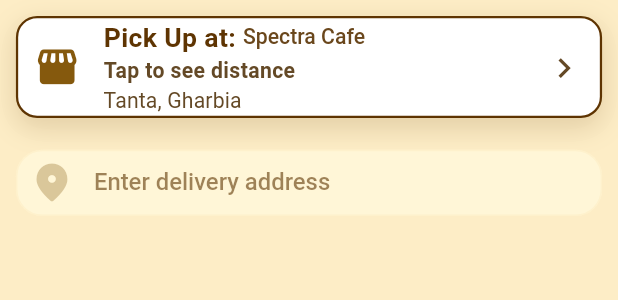
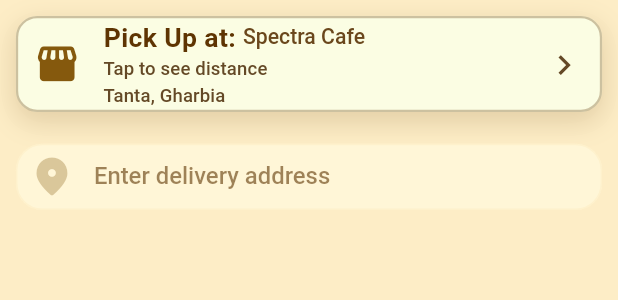
Before and after one commit to AlaaAlprol2003/Cafe-Pre-Order-App, a Flutter app: the CustomAddressWidget widget shown alone on an empty page, opened directly, on a phone screen of 412 x 824 dp. Shown: the top 300 px of the screen. Run offline on Flutter 3.47's test engine with Material 3 defaults, Android fonts, the phone set to English and light mode, and no system bars; our stand-ins replace animate_do, animated_text_kit, animated_toggle_switch, carousel_slider, cloud_firestore, firebase_auth and 17 more; missing offline and left inert: dart_either; accounts and stored records are empty; network calls fail; project files that could hold a hidden picture were left out.

Commit message:
- optimize ui

```diff
--- a/lib/features/payment/presentation/credit_card_screen.dart
+++ b/lib/features/payment/presentation/credit_card_screen.dart
@@ -85,7 +85,7 @@
                         padding: EdgeInsets.symmetric(horizontal: 20.w),
                         child: ElevatedButton(
                           style: ElevatedButton.styleFrom(
-                            backgroundColor: ColorsManager.darkBrown,
+                            backgroundColor: const Color.fromARGB(255, 71, 40, 1),
                             minimumSize: Size(double.infinity, 55.h),
                             shape: RoundedRectangleBorder(
                                 borderRadius: BorderRadius.circular(12.r)),
--- a/lib/features/payment/presentation/widgets/custom_address_widget.dart
+++ b/lib/features/payment/presentation/widgets/custom_address_widget.dart
@@ -30,10 +30,11 @@
             ),
             decoration: BoxDecoration(
               color: cubit.currentIndex == 1
-                  ? ColorsManager.white
+                  ? ColorsManager.eggshell
                   : ColorsManager.creamyWhite,
               border: cubit.currentIndex == 1
-                  ? Border.all(color: ColorsManager.darkChocolate, width: 1.5)
+                  ? Border.all(
+                      color: const Color.fromARGB(76, 94, 53, 2), width: 1.5)
                   : null,
               borderRadius:
                   BorderRadius.circular(cubit.currentIndex == 1 ? 16.r : 0.r),
@@ -93,24 +94,29 @@
                     BlocBuilder<PaymentCubit, PaymentState>(
                       builder: (context, state) {
                         if (state is LocationLoadingState)
-                          return Text("Calculating distance...");
+                          return Text("Calculating distance...",style: TextStyle(fontSize: 16.sp,fontWeight: FontWeight.w500),);
                         return Text(
                           cubit.distanceInKm != null
                               ? "${cubit.distanceInKm!.toStringAsFixed(1)} KM away from you"
                               : "Tap to see distance",
-                          style: TextStyle(
-                              fontSize: 16.sp,
-                              color: cubit.currentIndex == 1
-                                  ? ColorsManager.umber
-                                  : ColorsManager.darkChocolate
-                                      .withValues(alpha: .35)),
+                          style: Theme.of(context)
+                              .textTheme
+                              .titleSmall!
+                              .copyWith(
+                                  fontSize: 14.sp,
+                                  fontWeight: FontWeight.w500,
+                                  color: cubit.currentIndex == 1
+                                      ? ColorsManager.umber
+                                      : ColorsManager.darkChocolate
+                                          .withValues(alpha: .35)),
                         );
                       },
                     ),
                     Text(
                       "Tanta, Gharbia",
                       style: Theme.of(context).textTheme.titleSmall!.copyWith(
-                          fontSize: 16.sp,
+                          fontSize: 14.sp,
+                          fontWeight: FontWeight.w500,
                           color: cubit.currentIndex == 1
                               ? ColorsManager.umber
                               : ColorsManager.darkChocolate
@@ -154,7 +160,8 @@
                   ),
                   border: OutlineInputBorder(
                     borderRadius: BorderRadius.circular(20.r),
-                    borderSide: BorderSide(color: ColorsManager.darkChocolate),
+                    borderSide:
+                        BorderSide(color: const Color.fromARGB(76, 94, 53, 2)),
                   ),
                   enabledBorder: OutlineInputBorder(
                     borderRadius: BorderRadius.circular(20.r),
--- a/lib/features/payment/presentation/widgets/custom_animated_toggle.dart
+++ b/lib/features/payment/presentation/widgets/custom_animated_toggle.dart
@@ -60,7 +60,7 @@
                   color: cubit.currentIndex == 0
                       ? ColorsManager.darkChocolate
                       : ColorsManager.umber,
-                  fontSize: 16.sp,
+                  fontSize: 14.sp,
                   fontWeight: cubit.currentIndex == 0
                       ? FontWeight.bold
                       : FontWeight.w500),
@@ -85,7 +85,7 @@
                   color: cubit.currentIndex == 1
                       ? ColorsManager.darkChocolate
                       : ColorsManager.umber,
-                  fontSize: 16.sp,
+                  fontSize: 14.sp,
                   fontWeight: cubit.currentIndex == 1
                       ? FontWeight.bold
                       : FontWeight.w500),
--- a/lib/features/payment/presentation/widgets/custom_cost_widget.dart
+++ b/lib/features/payment/presentation/widgets/custom_cost_widget.dart
@@ -2,20 +2,22 @@
 import 'package:flutter/material.dart';
 
 class CustomCostWidget extends StatelessWidget {
-  const CustomCostWidget({super.key, required this.label, required this.cost,this.color = ColorsManager.darkOrange,this.fontWeight = FontWeight.w500,this.fontSize = 17,  this.fontSizeNumber = 16});
+  const CustomCostWidget({super.key, required this.label, required this.cost,this.color = ColorsManager.darkOrange,this.fontWeight = FontWeight.w500,this.fontSize = 17,  this.fontSizeNumber = 14, this.fontWeightNumber = FontWeight.bold,  this.colorNumber = const Color.fromARGB(255, 95, 64, 10)});
   final String label;
   final String cost;
   final Color color;
   final FontWeight fontWeight;
   final double fontSize;
    final double fontSizeNumber;
+   final FontWeight fontWeightNumber;
+   final Color colorNumber;
   @override
   Widget build(BuildContext context) {
     return Row(
       children: [
         Text(label,style: Theme.of(context).textTheme.labelMedium!.copyWith(color: color,fontWeight: fontWeight,fontSize: fontSize),),
         Spacer(),
-        Text(cost,style: Theme.of(context).textTheme.labelMedium!.copyWith(color: ColorsManager.darkBrown,fontSize: fontSizeNumber),),
+        Text(cost,style: Theme.of(context).textTheme.labelMedium!.copyWith(color:colorNumber,fontSize: fontSizeNumber,fontWeight: fontWeightNumber),),
 
       ],
     );
--- a/lib/features/payment/presentation/widgets/custom_payment_method.dart
+++ b/lib/features/payment/presentation/widgets/custom_payment_method.dart
@@ -17,11 +17,11 @@
       padding: REdgeInsets.only(left: 12),
       decoration: BoxDecoration(
         color: isSelected
-            ? ColorsManager.white
+            ? ColorsManager.eggshell
             : ColorsManager.creamyWhite.withValues(alpha: .5),
         border: BoxBorder.all(
             color: isSelected
-                ? ColorsManager.darkChocolate
+                ? const Color.fromARGB(76, 94, 53, 2)
                 : ColorsManager.darkChocolate.withValues(alpha: .5),
             width: isSelected ? 1.5 : .5),
         borderRadius: BorderRadius.circular(16.r),
@@ -50,7 +50,7 @@
             style: Theme.of(context)
                 .textTheme
                 .bodyMedium!
-                .copyWith(fontSize: 18.sp),
+                .copyWith(fontSize: 18.sp,),
           ),
           Spacer(),
           Checkbox(
--- a/lib/features/payment/presentation/widgets/payment_elevated_button.dart
+++ b/lib/features/payment/presentation/widgets/payment_elevated_button.dart
@@ -10,7 +10,7 @@
     return ElevatedButton(
         onPressed: onPress,
         style: ElevatedButton.styleFrom(
-            backgroundColor: Colors.orange,
+            backgroundColor: const Color.fromARGB(255, 148, 94, 12),
             elevation: 5,
             shadowColor: ColorsManager.creamyWhite.withValues(alpha: .5),
             shape: RoundedRectangleBorder(
@@ -22,7 +22,7 @@
             children: [
               Icon(
                 Icons.shopping_cart_checkout_rounded,
-                color: ColorsManager.darkChocolate,
+                color: const Color.fromARGB(255, 255, 226, 190),
                 size: 25.h,
               ),
               Text(
@@ -34,7 +34,7 @@
               ),
               Icon(
                   Icons.arrow_forward_rounded,
-                  color: ColorsManager.darkChocolate,
+                  color: const Color.fromARGB(255, 255, 226, 190),
 
                   size: 25.h,
                 ),
```
Also changed, not shown: lib/features/payment/presentation/payment_screen.dart (+12 -1 lines), lib/features/payment/presentation/payment_success_screen.dart (+6 -5 lines).
